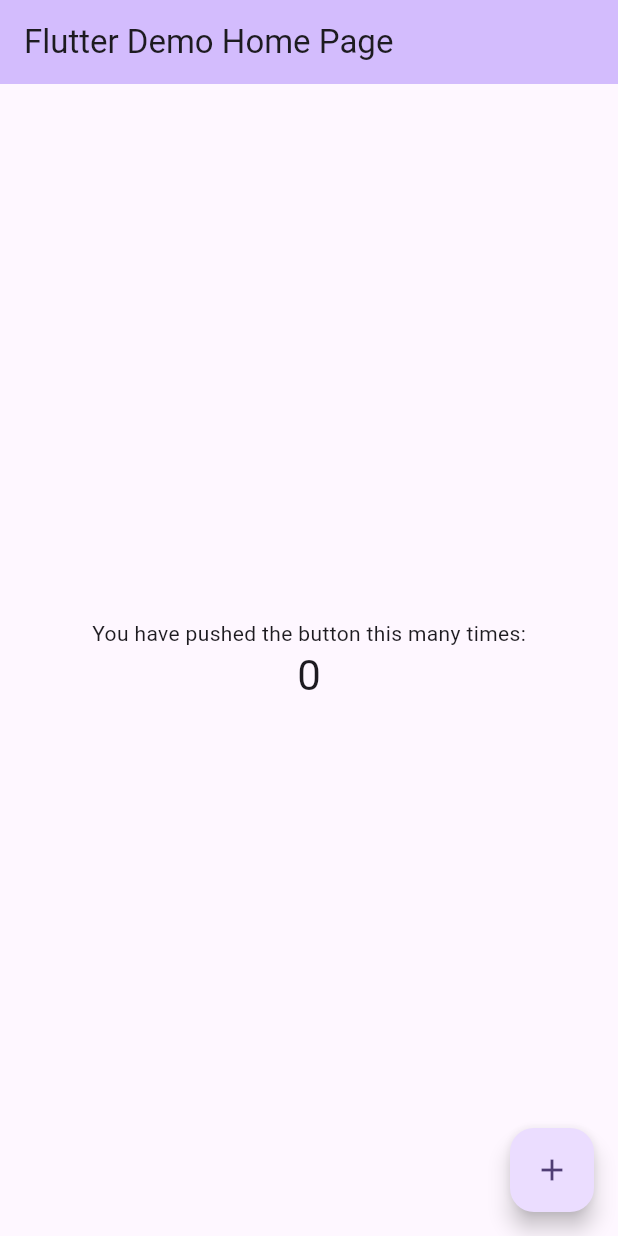
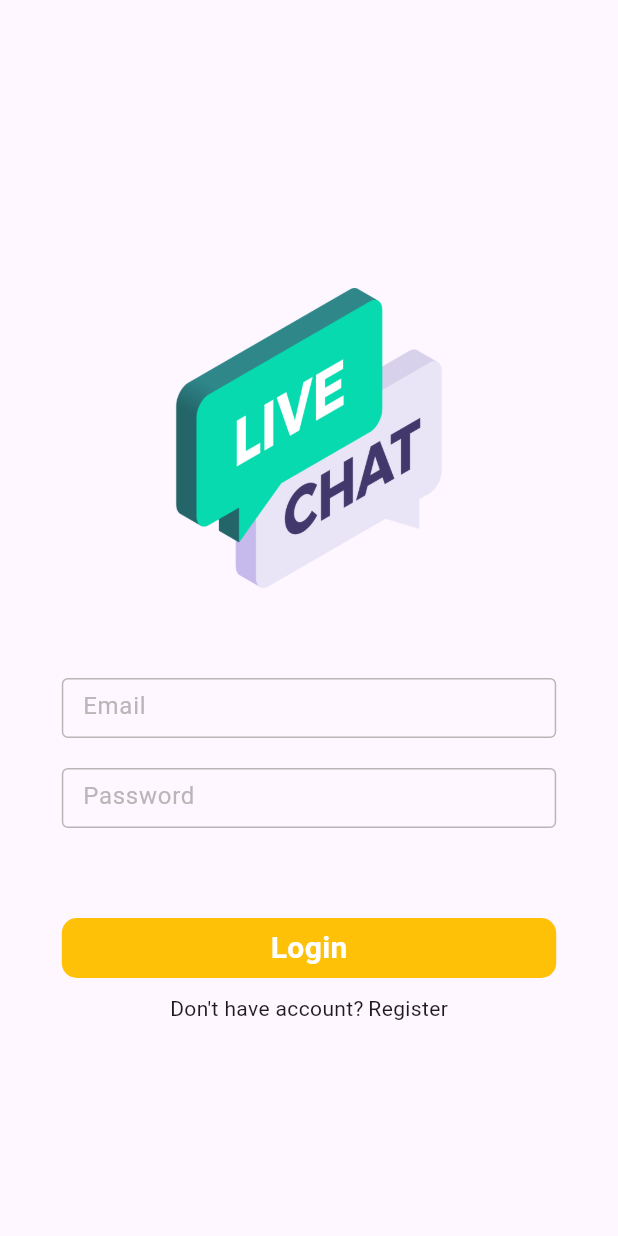
Before and after one commit to nehalgamal093/V-Chat, a Flutter app: the screen it shows after launch, on a phone screen of 412 x 824 dp. Run offline on Flutter 3.47's test engine with Material 3 defaults, Android fonts, the light colour scheme and no system bars.

Commit message:
login & register

```diff
--- a/lib/main.dart
+++ b/lib/main.dart
@@ -1,4 +1,5 @@
 import 'package:flutter/material.dart';
+import 'package:v_chat/presentation/pages/login_page/page/login_page.dart';
 
 void main() {
   runApp(const MyApp());
@@ -6,120 +7,16 @@
 
 class MyApp extends StatelessWidget {
   const MyApp({super.key});
-
-  // This widget is the root of your application.
   @override
   Widget build(BuildContext context) {
     return MaterialApp(
-      title: 'Flutter Demo',
+      title: 'V Chat',
+      debugShowCheckedModeBanner: false,
       theme: ThemeData(
-        // This is the theme of your application.
-        //
-        // TRY THIS: Try running your application with "flutter run". You'll see
-        // the application has a purple toolbar. Then, without quitting the app,
-        // try changing the seedColor in the colorScheme below to Colors.green
-        // and then invoke "hot reload" (save your changes or press the "hot
-        // reload" button in a Flutter-supported IDE, or press "r" if you used
-        // the command line to start the app).
-        //
-        // Notice that the counter didn't reset back to zero; the application
-        // state is not lost during the reload. To reset the state, use hot
-        // restart instead.
-        //
-        // This works for code too, not just values: Most code changes can be
-        // tested with just a hot reload.
         colorScheme: ColorScheme.fromSeed(seedColor: Colors.deepPurple),
         useMaterial3: true,
       ),
-      home: const MyHomePage(title: 'Flutter Demo Home Page'),
+      home: const LoginPage(),
     );
   }
 }
-
-class MyHomePage extends StatefulWidget {
-  const MyHomePage({super.key, required this.title});
-
-  // This widget is the home page of your application. It is stateful, meaning
-  // that it has a State object (defined below) that contains fields that affect
-  // how it looks.
-
-  // This class is the configuration for the state. It holds the values (in this
-  // case the title) provided by the parent (in this case the App widget) and
-  // used by the build method of the State. Fields in a Widget subclass are
-  // always marked "final".
-
-  final String title;
-
-  @override
-  State<MyHomePage> createState() => _MyHomePageState();
-}
-
-class _MyHomePageState extends State<MyHomePage> {
-  int _counter = 0;
-
-  void _incrementCounter() {
-    setState(() {
-      // This call to setState tells the Flutter framework that something has
-      // changed in this State, which causes it to rerun the build method below
-      // so that the display can reflect the updated values. If we changed
-      // _counter without calling setState(), then the build method would not be
-      // called again, and so nothing would appear to happen.
-      _counter++;
-    });
-  }
-
-  @override
-  Widget build(BuildContext context) {
-    // This method is rerun every time setState is called, for instance as done
-    // by the _incrementCounter method above.
-    //
-    // The Flutter framework has been optimized to make rerunning build methods
-    // fast, so that you can just rebuild anything that needs updating rather
-    // than having to individually change instances of widgets.
-    return Scaffold(
-      appBar: AppBar(
-        // TRY THIS: Try changing the color here to a specific color (to
-        // Colors.amber, perhaps?) and trigger a hot reload to see the AppBar
-        // change color while the other colors stay the same.
-        backgroundColor: Theme.of(context).colorScheme.inversePrimary,
-        // Here we take the value from the MyHomePage object that was created by
-        // the App.build method, and use it to set our appbar title.
-        title: Text(widget.title),
-      ),
-      body: Center(
-        // Center is a layout widget. It takes a single child and positions it
-        // in the middle of the parent.
-        child: Column(
-          // Column is also a layout widget. It takes a list of children and
-          // arranges them vertically. By default, it sizes itself to fit its
-          // children horizontally, and tries to be as tall as its parent.
-          //
-          // Column has various properties to control how it sizes itself and
-          // how it positions its children. Here we use mainAxisAlignment to
-          // center the children vertically; the main axis here is the vertical
-          // axis because Columns are vertical (the cross axis would be
-          // horizontal).
-          //
-          // TRY THIS: Invoke "debug painting" (choose the "Toggle Debug Paint"
-          // action in the IDE, or press "p" in the console), to see the
-          // wireframe for each widget.
-          mainAxisAlignment: MainAxisAlignment.center,
-          children: <Widget>[
-            const Text(
-              'You have pushed the button this many times:',
-            ),
-            Text(
-              '$_counter',
-              style: Theme.of(context).textTheme.headlineMedium,
-            ),
-          ],
-        ),
-      ),
-      floatingActionButton: FloatingActionButton(
-        onPressed: _incrementCounter,
-        tooltip: 'Increment',
-        child: const Icon(Icons.add),
-      ), // This trailing comma makes auto-formatting nicer for build methods.
-    );
-  }
-}
--- /dev/null
+++ b/lib/presentation/pages/login_page/page/login_page.dart
@@ -0,0 +1,44 @@
+import 'package:flutter/material.dart';
+import 'package:v_chat/presentation/pages/login_page/widgets/custom_span_text.dart';
+import 'package:v_chat/presentation/pages/login_page/widgets/custom_text_field.dart';
+import 'package:v_chat/presentation/pages/login_page/widgets/main_btn.dart';
+import 'package:v_chat/presentation/pages/login_page/widgets/main_img.dart';
+import 'package:v_chat/presentation/pages/register_page/pages/register_page.dart';
+import 'package:v_chat/presentation/resources/string_manager.dart';
+
+class LoginPage extends StatelessWidget {
+  const LoginPage({super.key});
+
+  @override
+  Widget build(BuildContext context) {
+    double width = MediaQuery.of(context).size.width;
+
+    return Scaffold(
+      body: SizedBox(
+        width: width,
+        child: Column(
+          mainAxisAlignment: MainAxisAlignment.center,
+          crossAxisAlignment: CrossAxisAlignment.center,
+          children: [
+            mainImg(),
+            customTextField(context, StringManager.email),
+            customTextField(context, StringManager.password),
+            const SizedBox(height: 50),
+            mainBtn(context, StringManager.login),
+            const SizedBox(height: 10),
+            InkWell(
+              onTap: () {
+                Navigator.push(
+                    context,
+                    MaterialPageRoute(
+                        builder: (context) => const RegisterPage()));
+              },
+              child: customSpanText(
+                  StringManager.dontHaveAccount, StringManager.register),
+            )
+          ],
+        ),
+      ),
+    );
+  }
+}
--- /dev/null
+++ b/lib/presentation/pages/login_page/widgets/custom_span_text.dart
@@ -0,0 +1,14 @@
+import 'package:flutter/material.dart';
+
+Widget customSpanText(String title, String span) {
+  return Row(
+    mainAxisAlignment: MainAxisAlignment.center,
+    children: [
+      Text(
+        title,
+      ),
+      const SizedBox(width: 3.0),
+      Text(span),
+    ],
+  );
+}
--- /dev/null
+++ b/lib/presentation/pages/login_page/widgets/custom_text_field.dart
@@ -0,0 +1,36 @@
+import 'package:flutter/material.dart';
+import 'package:v_chat/presentation/resources/color_manager.dart';
+
+Widget customTextField(BuildContext context, String hintText) {
+  double width = MediaQuery.of(context).size.width;
+
+  return Container(
+    width: width * .8,
+    height: 40,
+    margin: const EdgeInsets.all(10),
+    decoration: const BoxDecoration(),
+    child: TextField(
+      decoration: InputDecoration(
+        hintText: hintText,
+        hintStyle: const TextStyle(color: ColorManager.lightGrey),
+        contentPadding:
+            const EdgeInsets.symmetric(horizontal: 10, vertical: 10),
+        border: const OutlineInputBorder(
+          borderSide: BorderSide(
+            color: ColorManager.lightGrey,
+          ),
+        ),
+        enabledBorder: const OutlineInputBorder(
+          borderSide: BorderSide(
+            color: ColorManager.lightGrey,
+          ),
+        ),
+        focusedBorder: const OutlineInputBorder(
+          borderSide: BorderSide(
+            color: ColorManager.lightGrey,
+          ),
+        ),
+      ),
+    ),
+  );
+}
--- /dev/null
+++ b/lib/presentation/pages/login_page/widgets/main_btn.dart
@@ -0,0 +1,18 @@
+import 'package:flutter/material.dart';
+
+Widget mainBtn(BuildContext context, String title) {
+  double width = MediaQuery.of(context).size.width;
+  return Container(
+    height: 40,
+    width: width * .8,
+    decoration: const BoxDecoration(
+        color: Colors.amber,
+        borderRadius: BorderRadius.all(Radius.circular(10))),
+    child: Center(
+        child: Text(
+      title,
+      style: const TextStyle(
+          color: Colors.white, fontSize: 20, fontWeight: FontWeight.bold),
+    )),
+  );
+}
--- /dev/null
+++ b/lib/presentation/pages/login_page/widgets/main_img.dart
@@ -0,0 +1,9 @@
+import 'package:flutter/material.dart';
+
+Widget mainImg() {
+  return SizedBox(
+    width: 200,
+    height: 300,
+    child: Image.asset('assets/images/live-chat.png'),
+  );
+}
--- /dev/null
+++ b/lib/presentation/pages/register_page/pages/register_page.dart
@@ -0,0 +1,42 @@
+import 'package:flutter/material.dart';
+import 'package:v_chat/presentation/pages/login_page/page/login_page.dart';
+import 'package:v_chat/presentation/pages/login_page/widgets/custom_span_text.dart';
+import 'package:v_chat/presentation/pages/login_page/widgets/custom_text_field.dart';
+import 'package:v_chat/presentation/pages/login_page/widgets/main_btn.dart';
+import 'package:v_chat/presentation/pages/login_page/widgets/main_img.dart';
+import 'package:v_chat/presentation/resources/string_manager.dart';
+
+class RegisterPage extends StatelessWidget {
+  const RegisterPage({super.key});
+
+  @override
+  Widget build(BuildContext context) {
+    double width = MediaQuery.of(context).size.width;
+
+    return Scaffold(
+      body: SizedBox(
+        width: width,
+        child: Column(
+          mainAxisAlignment: MainAxisAlignment.center,
+          crossAxisAlignment: CrossAxisAlignment.center,
+          children: [
+            mainImg(),
+            customTextField(context, StringManager.email),
+            customTextField(context, StringManager.password),
+            const SizedBox(height: 50),
+            mainBtn(context, StringManager.register),
+            const SizedBox(height: 10),
+            InkWell(
+              onTap: () {
+                Navigator.push(context,
+                    MaterialPageRoute(builder: (context) => const LoginPage()));
+              },
+              child: customSpanText(
+                  StringManager.alreadyHaveAccount, StringManager.login),
+            )
+          ],
+        ),
+      ),
+    );
+  }
+}
--- /dev/null
+++ b/lib/presentation/resources/color_manager.dart
@@ -0,0 +1,5 @@
+import 'package:flutter/material.dart';
+
+class ColorManager {
+  static const Color lightGrey = Color.fromARGB(207, 171, 166, 166);
+}
--- /dev/null
+++ b/lib/presentation/resources/string_manager.dart
@@ -0,0 +1,9 @@
+class StringManager {
+  static const String appName = 'V Chat';
+  static const String email = 'Email';
+  static const String password = 'Password';
+  static const String login = 'Login';
+  static const String register = 'Register';
+  static const String dontHaveAccount = 'Don\'t have account?';
+  static const String alreadyHaveAccount = 'Already Have an account';
+}
--- a/pubspec.yaml
+++ b/pubspec.yaml
@@ -59,9 +59,9 @@ flutter:
   uses-material-design: true
 
   # To add assets to your application, add an assets section, like this:
-  # assets:
-  #   - images/a_dot_burr.jpeg
-  #   - images/a_dot_ham.jpeg
+  assets:
+    - assets/images/live-chat.png
+
 
   # An image asset can refer to one or more resolution-specific "variants", see
   # https://flutter.dev/assets-and-images/#resolution-aware
```
Also changed, not shown: assets/images/live-chat.png (added).
